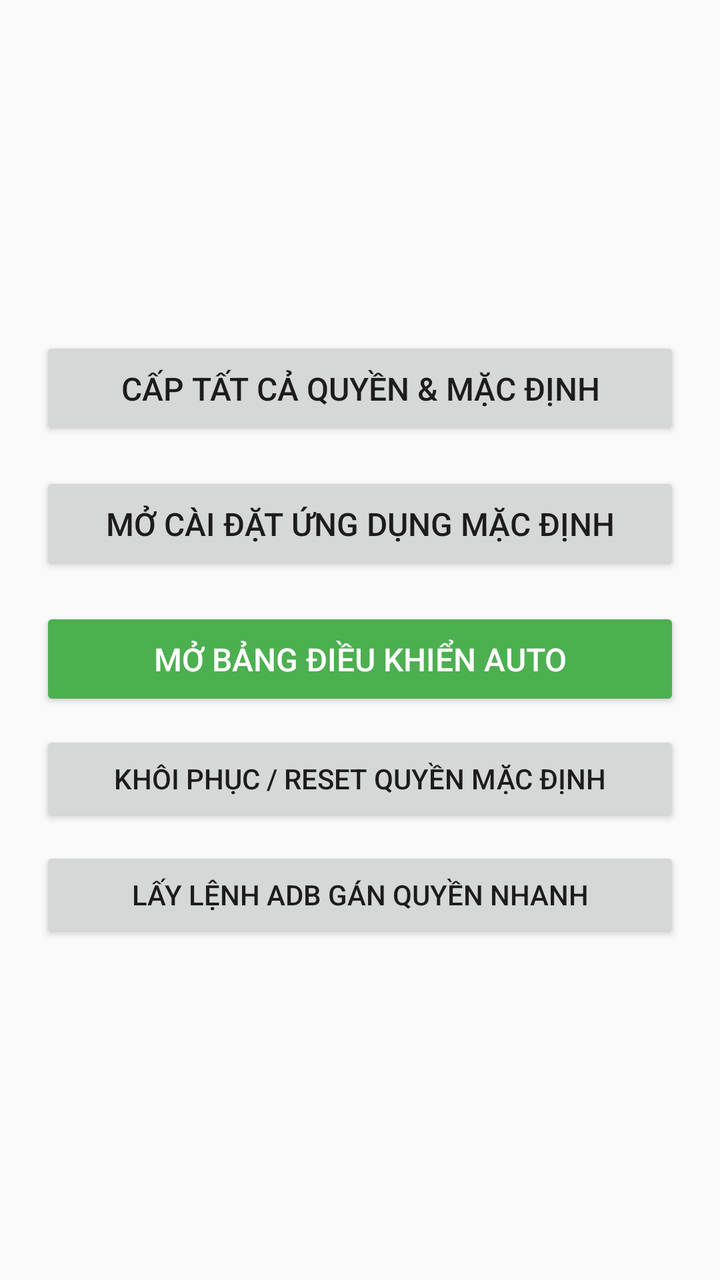
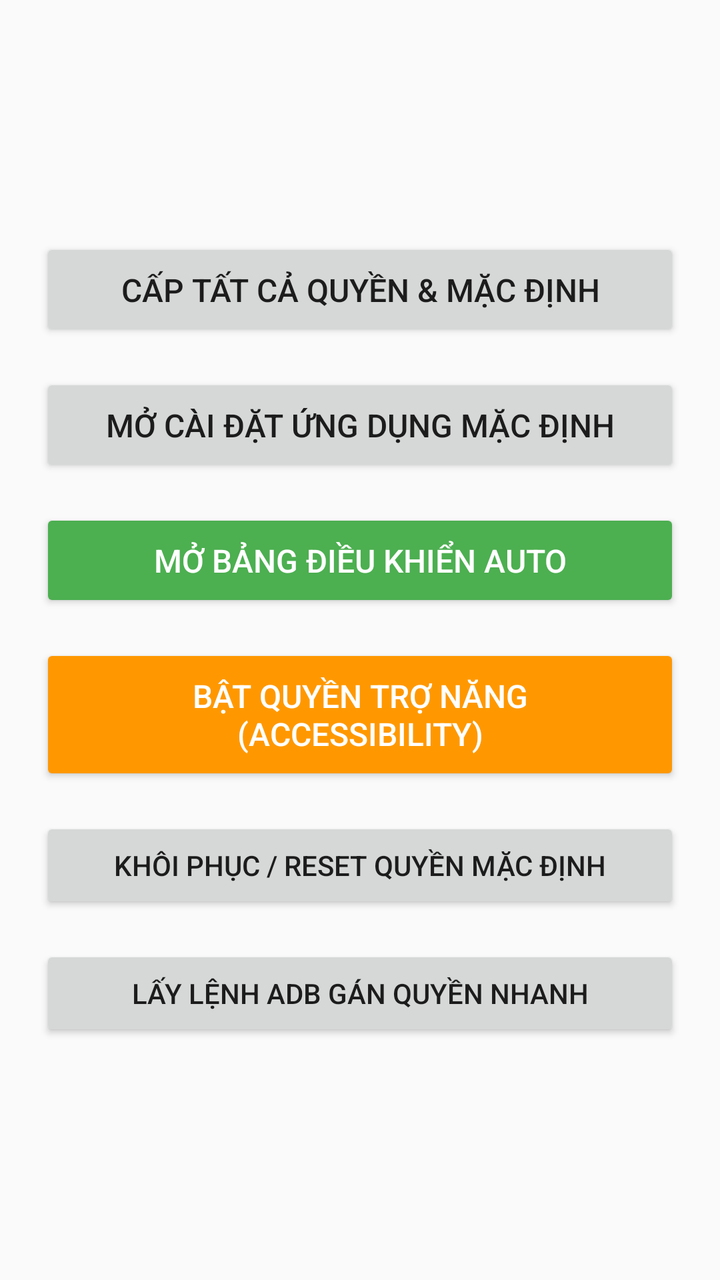

Screens rendered from an Android XML layout before and after an edit, with the pre-edit source and the edit as a unified diff.
<!-- AndroidManifest.xml: application theme Theme.AppCompat.Light.NoActionBar -->
<!-- res/layout/activity_main.xml -->
<LinearLayout xmlns:android="http://schemas.android.com/apk/res/android"
    android:layout_width="match_parent"
    android:layout_height="match_parent"
    android:gravity="center"
    android:orientation="vertical"
    android:padding="20dp">

    <Button
        android:id="@+id/btnGrantPermissions"
        android:layout_width="match_parent"
        android:layout_height="wrap_content"
        android:padding="15dp"
        android:text="Cấp Tất Cả Quyền &amp; Mặc Định"
        android:textSize="16sp" />

    <Button
        android:id="@+id/btnOpenDefaultSettings"
        android:layout_width="match_parent"
        android:layout_height="wrap_content"
        android:layout_marginTop="16dp"
        android:padding="15dp"
        android:text="Mở Cài Đặt Ứng Dụng Mặc Định"
        android:textSize="16sp" />

    
    <Button
        android:id="@+id/btnStartPopup"
        android:layout_width="match_parent"
        android:layout_height="wrap_content"
        android:layout_marginTop="16dp"
        android:backgroundTint="#4CAF50"
        android:padding="15dp"
        android:text="Mở Bảng Điều Khiển Auto"
        android:textColor="#FFFFFF"
        android:textSize="16sp" />

     
<Button
    android:id="@+id/btnResetRole"
    android:layout_width="match_parent"
    android:layout_height="wrap_content"
    android:text="Khôi phục / Reset Quyền Mặc Định"
    android:layout_marginTop="10dp"/>


<Button
    android:id="@+id/btnShowAdbCommand"
    android:layout_width="match_parent"
    android:layout_height="wrap_content"
    android:text="Lấy lệnh ADB gán quyền nhanh"
    android:layout_marginTop="10dp"/>
</LinearLayout>
<!-- resources referenced by this layout -->
<resources>

</resources>

<!-- the commit's change to res/layout/activity_main.xml (unified diff, before → after) -->
@@ -34,19 +34,32 @@
         android:textColor="#FFFFFF"
         android:textSize="16sp" />
 
-     
-<Button
-    android:id="@+id/btnResetRole"
-    android:layout_width="match_parent"
-    android:layout_height="wrap_content"
-    android:text="Khôi phục / Reset Quyền Mặc Định"
-    android:layout_marginTop="10dp"/>
+    
+    <Button
+        android:id="@+id/btnOpenAccessibility"
+        android:layout_width="match_parent"
+        android:layout_height="wrap_content"
+        android:layout_marginTop="16dp"
+        android:backgroundTint="#FF9800"
+        android:padding="15dp"
+        android:text="Bật Quyền Trợ Năng (Accessibility)"
+        android:textColor="#FFFFFF"
+        android:textSize="16sp" />
 
+    
+    <Button
+        android:id="@+id/btnResetRole"
+        android:layout_width="match_parent"
+        android:layout_height="wrap_content"
+        android:text="Khôi phục / Reset Quyền Mặc Định"
+        android:layout_marginTop="16dp"/>
 
-<Button
-    android:id="@+id/btnShowAdbCommand"
-    android:layout_width="match_parent"
-    android:layout_height="wrap_content"
-    android:text="Lấy lệnh ADB gán quyền nhanh"
-    android:layout_marginTop="10dp"/>
+    
+    <Button
+        android:id="@+id/btnShowAdbCommand"
+        android:layout_width="match_parent"
+        android:layout_height="wrap_content"
+        android:text="Lấy lệnh ADB gán quyền nhanh"
+        android:layout_marginTop="16dp"/>
+
 </LinearLayout>
